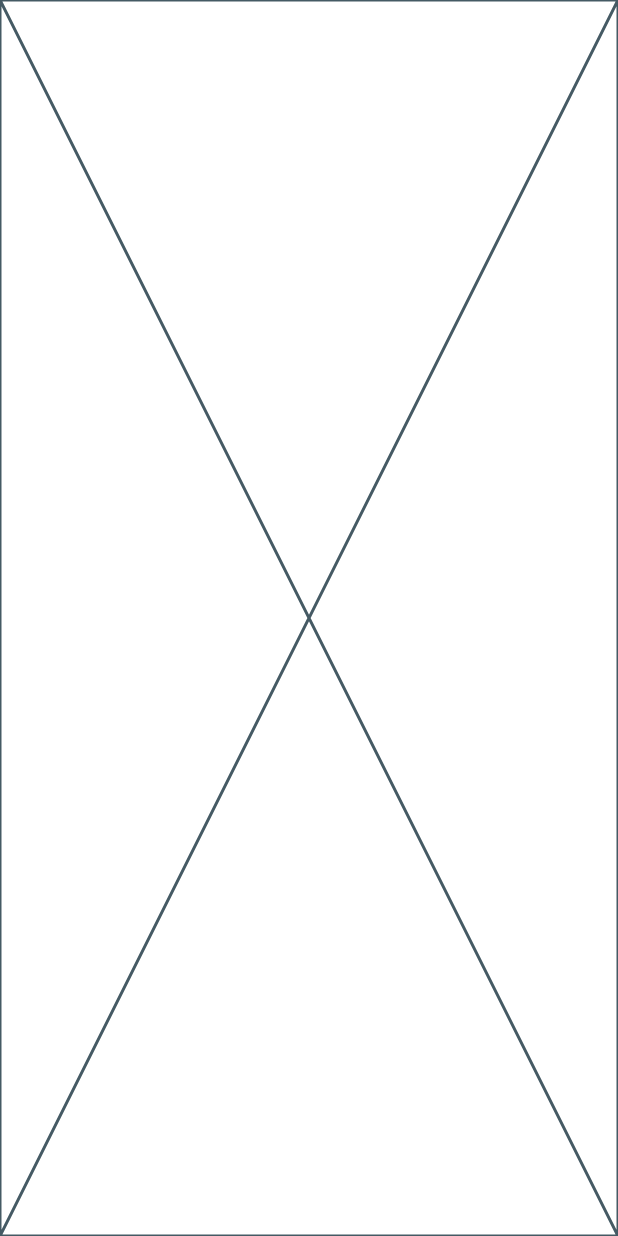
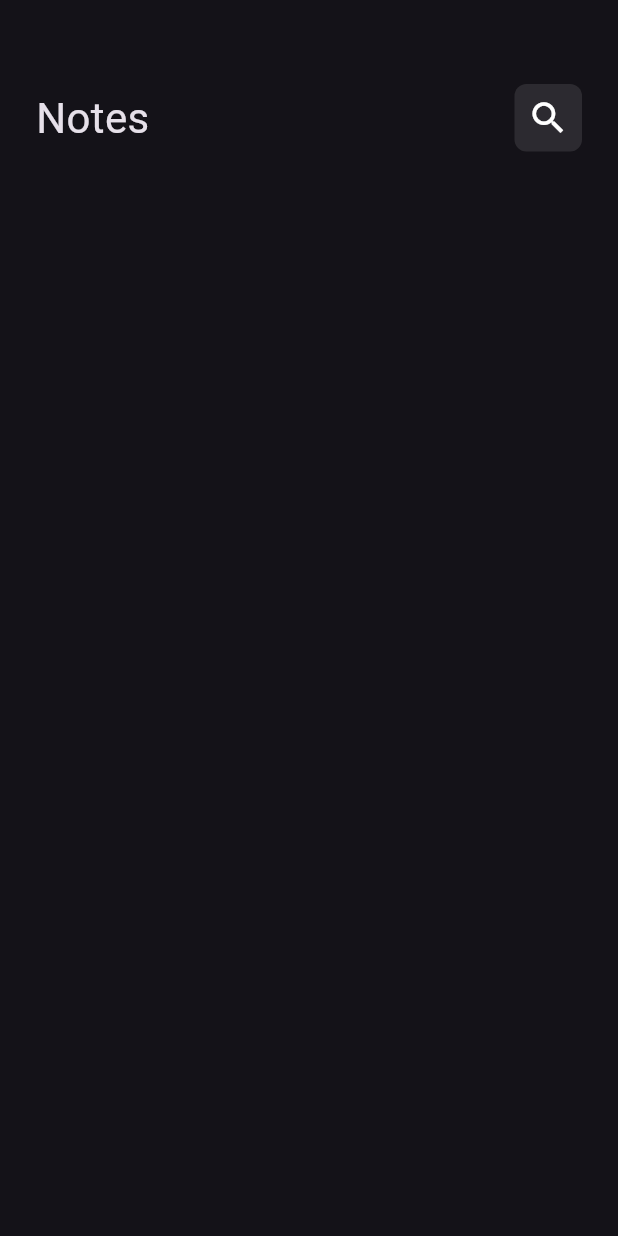
Before and after one commit to asmaaramadanramadan/note_app, a Flutter app: the screen it shows after launch, on a phone screen of 412 x 824 dp. Run offline on Flutter 3.47's test engine with Material 3 defaults, Android fonts, the phone set to English and light mode, and no system bars.

Commit message:
create custom appbar

```diff
--- a/lib/main.dart
+++ b/lib/main.dart
@@ -1,4 +1,5 @@
 import 'package:flutter/material.dart';
+import 'package:note/views/notes_view.dart';
 
 void main() {
   runApp(const NotesApp());
@@ -9,6 +10,10 @@ class NotesApp extends StatelessWidget {
 
   @override
   Widget build(BuildContext context) {
-    return const Placeholder();
+    return MaterialApp(
+      debugShowCheckedModeBanner: false,
+      theme: ThemeData(brightness: Brightness.dark),
+      home: const NotesView(),
+    );
   }
 }
--- /dev/null
+++ b/lib/views/notes_view.dart
@@ -0,0 +1,14 @@
+import 'package:flutter/material.dart';
+
+import '../widgets/notes_view_body.dart';
+
+class NotesView extends StatelessWidget {
+  const NotesView({super.key});
+
+  @override
+  Widget build(BuildContext context) {
+    return const Scaffold(
+      body: NotesViewBody(),
+    );
+  }
+}
--- /dev/null
+++ b/lib/widgets/custom_Search_icon.dart
@@ -0,0 +1,24 @@
+import 'package:flutter/material.dart';
+
+class CustomSearchIcon extends StatelessWidget {
+  const CustomSearchIcon({super.key});
+
+  @override
+  Widget build(BuildContext context) {
+    return Container(
+      height: 45,
+      width: 45,
+      decoration: BoxDecoration(
+          // color: Colors.grey[800],
+          //color: Colors.white10,
+          color: Colors.white.withOpacity(0.1),
+          borderRadius: BorderRadius.circular(8.0)),
+      child: const Center(
+        child: Icon(
+          Icons.search,
+          size: 28,
+        ),
+      ),
+    );
+  }
+}
--- /dev/null
+++ b/lib/widgets/custom_app_bar.dart
@@ -0,0 +1,23 @@
+import 'package:flutter/material.dart';
+import 'package:note/widgets/custom_Search_icon.dart';
+
+class CustomAppBar extends StatelessWidget {
+  const CustomAppBar({super.key});
+
+  @override
+  Widget build(BuildContext context) {
+    return const Row(
+      //mainAxisAlignment: MainAxisAlignment.spaceBetween,
+      children: [
+        Text(
+          "Notes",
+          style: TextStyle(
+            fontSize: 28,
+          ),
+        ),
+        Spacer(),
+        CustomSearchIcon(),
+      ],
+    );
+  }
+}
--- /dev/null
+++ b/lib/widgets/notes_view_body.dart
@@ -0,0 +1,21 @@
+import 'package:flutter/material.dart';
+import 'package:note/widgets/custom_app_bar.dart';
+
+class NotesViewBody extends StatelessWidget {
+  const NotesViewBody({super.key});
+
+  @override
+  Widget build(BuildContext context) {
+    return Padding(
+      padding: const EdgeInsets.all(24.0),
+      child: const Column(
+        children: [
+          SizedBox(
+            height: 32,
+          ),
+          CustomAppBar(),
+        ],
+      ),
+    );
+  }
+}
```
Also changed, not shown: 1 other file.
